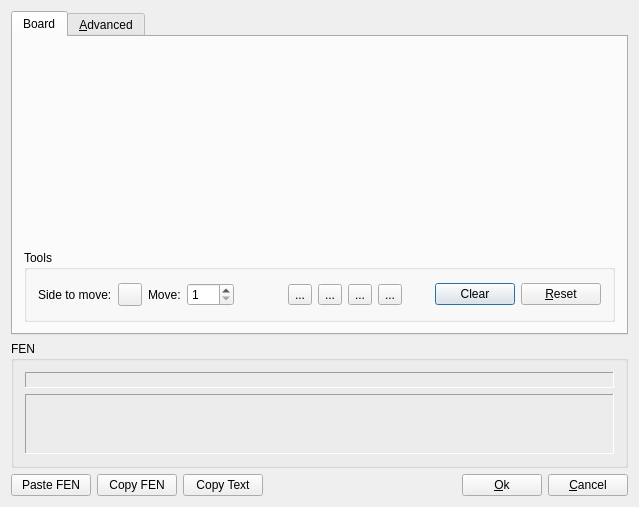
Qt form src/gui/boardsetup.ui (madnight/chessx) before a commit.
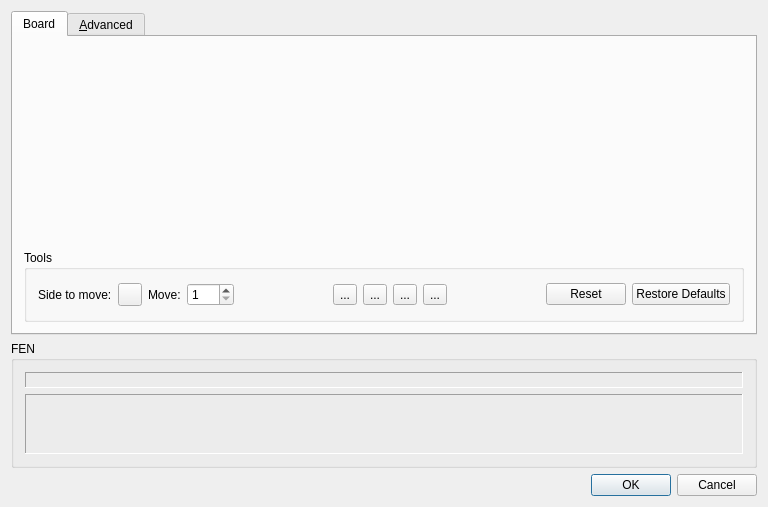
The same form after that commit. The open tabs and pages were chosen to show the change. Icons and pictures are not drawn. Custom widgets are drawn as their Qt base class.

Commit message: Refactor groups of push buttons via ButtonBoxes

```diff
--- a/src/gui/boardsetup.ui
+++ b/src/gui/boardsetup.ui
@@ -6,7 +6,7 @@
    <rect>
     <x>0</x>
     <y>0</y>
-    <width>639</width>
+    <width>768</width>
     <height>507</height>
    </rect>
   </property>
@@ -88,7 +88,7 @@
          </property>
          <layout class="QVBoxLayout" name="verticalLayout_4">
           <item>
-           <layout class="QHBoxLayout" name="hLayout1" stretch="0,0,0,0,0,0,0,0,0,0,0,0">
+           <layout class="QHBoxLayout" name="hLayout1" stretch="0,0,0,0,0,0,0,0,0,0,0">
             <property name="sizeConstraint">
              <enum>QLayout::SetDefaultConstraint</enum>
             </property>
@@ -208,16 +208,9 @@
              </spacer>
             </item>
             <item>
-             <widget class="QPushButton" name="clearButton">
-              <property name="text">
-               <string>Clear</string>
-              </property>
-             </widget>
-            </item>
-            <item>
-             <widget class="QPushButton" name="resetButton">
-              <property name="text">
-               <string>&amp;Reset</string>
+             <widget class="QDialogButtonBox" name="buttonBoxTools">
+              <property name="standardButtons">
+               <set>QDialogButtonBox::Reset|QDialogButtonBox::RestoreDefaults</set>
               </property>
              </widget>
             </item>
@@ -497,53 +490,9 @@
    <item>
     <layout class="QHBoxLayout">
      <item>
-      <widget class="QPushButton" name="pasteButton">
-       <property name="text">
-        <string>Paste FEN</string>
-       </property>
-      </widget>
-     </item>
-     <item>
-      <widget class="QPushButton" name="copyButton">
-       <property name="text">
-        <string>Copy FEN</string>
-       </property>
-      </widget>
-     </item>
-     <item>
-      <widget class="QPushButton" name="btCopyText">
-       <property name="text">
-        <string>Copy Text</string>
-       </property>
-      </widget>
-     </item>
-     <item>
-      <spacer>
-       <property name="orientation">
-        <enum>Qt::Horizontal</enum>
-       </property>
-       <property name="sizeType">
-        <enum>QSizePolicy::Expanding</enum>
-       </property>
-       <property name="sizeHint" stdset="0">
-        <size>
-         <width>40</width>
-         <height>20</height>
-        </size>
-       </property>
-      </spacer>
-     </item>
-     <item>
-      <widget class="QPushButton" name="okButton">
-       <property name="text">
-        <string>&amp;Ok</string>
-       </property>
-      </widget>
-     </item>
-     <item>
-      <widget class="QPushButton" name="cancelButton">
-       <property name="text">
-        <string>&amp;Cancel</string>
+      <widget class="QDialogButtonBox" name="buttonBox">
+       <property name="standardButtons">
+        <set>QDialogButtonBox::Cancel|QDialogButtonBox::Ok</set>
        </property>
       </widget>
      </item>
```
Left out of the diff: 37 changed lines with no effect on the pictures. The commit also changes 29 other files.
